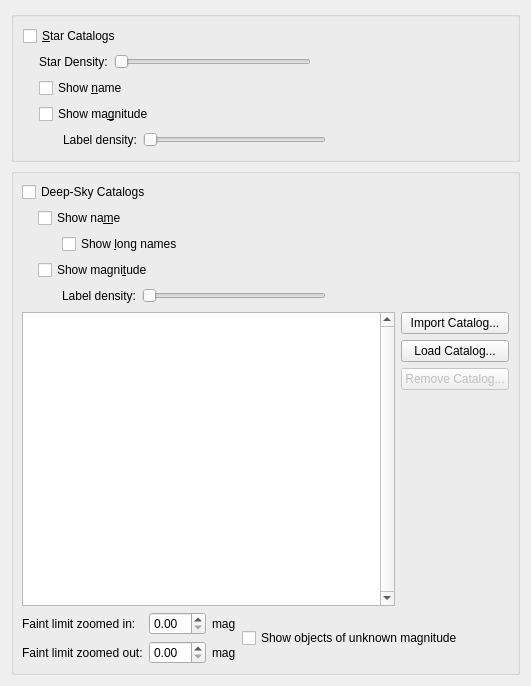
First picture: the form in kstars/options/opscatalog.ui, repository KDE/kstars, before the edit.
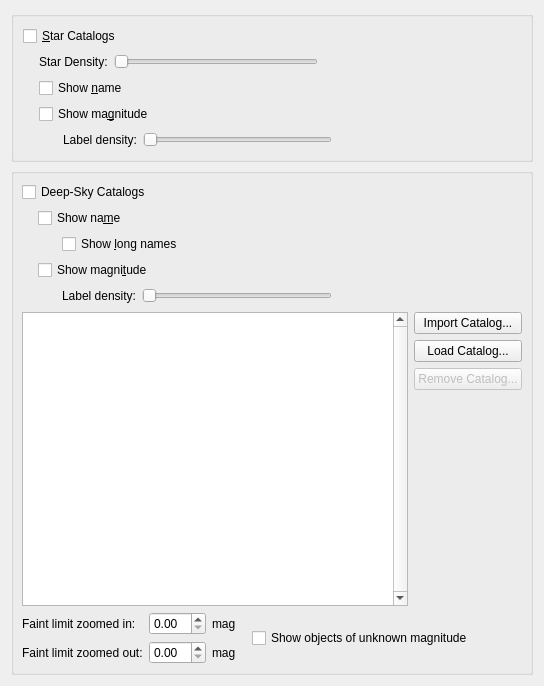
Second picture: the form after the edit. Custom widgets are drawn as their Qt base class.

Commit message:
UI improvement in Catalog Settings UI -- adding a spacer
Added a spacer between recently added Check Box ("Show objects with
unknown magnitudes") and the other magnitude limit controls for a
cleaner appearance.

The edit to the form file:
```diff
--- a/kstars/options/opscatalog.ui
+++ b/kstars/options/opscatalog.ui
@@ -6,7 +6,7 @@
    <rect>
     <x>0</x>
     <y>0</y>
-    <width>531</width>
+    <width>544</width>
     <height>686</height>
    </rect>
   </property>
@@ -598,6 +598,22 @@
           </item>
          </layout>
         </item>
+        <item>
+         <spacer name="horizontalSpacer_10">
+          <property name="orientation">
+           <enum>Qt::Horizontal</enum>
+          </property>
+          <property name="sizeType">
+           <enum>QSizePolicy::Fixed</enum>
+          </property>
+          <property name="sizeHint" stdset="0">
+           <size>
+            <width>10</width>
+            <height>20</height>
+           </size>
+          </property>
+         </spacer>
+        </item>
         <item>
          <widget class="QCheckBox" name="kcfg_ShowUnknownMagObjects">
           <property name="text">
```
